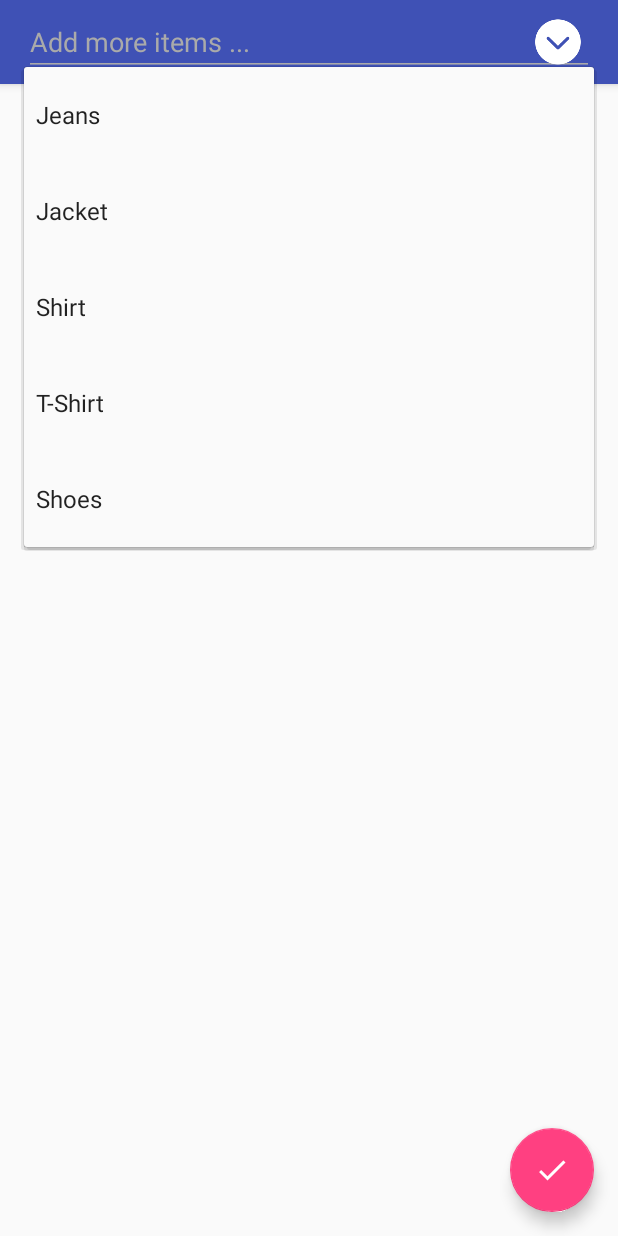
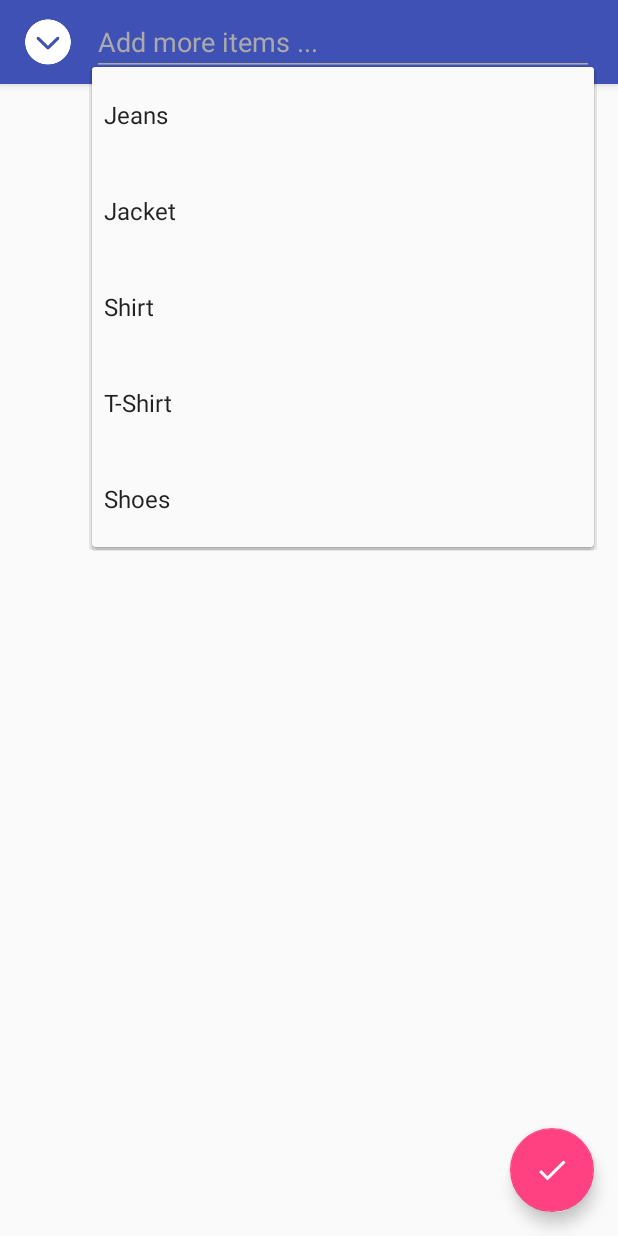
Before and after one commit to hamzatanveer0123/Attire, an Android app: the NearBy screen opened directly, with no data from a screen before it, after a tap on an icon or button, on a phone screen of 412 x 824 dp. Run offline under Robolectric (Android 15) with nearby library versions, the phone set to English and light mode, and no system bars.

Commit message:
final version!

```diff
--- a/app/src/main/java/hci/attired/NearBy.java
+++ b/app/src/main/java/hci/attired/NearBy.java
@@ -11,7 +11,6 @@ import android.bluetooth.le.ScanSettings;
 import android.content.Context;
 import android.content.Intent;
 import android.content.SharedPreferences;
-import android.nfc.Tag;
 import android.os.Bundle;
 import android.support.design.widget.FloatingActionButton;
 import android.support.v4.content.ContextCompat;
@@ -131,6 +130,15 @@ public class NearBy extends AppCompatActivity {
 
         TextView tv  = (TextView) findViewById(R.id.nearByText);
 
+        tv.setOnClickListener(new View.OnClickListener() {
+            @Override
+            public void onClick(View v) {
+                tv.setVisibility(View.INVISIBLE);
+                search.setVisibility(View.VISIBLE);
+                search.callOnClick();
+            }
+        });
+
         addItems.setOnClickListener(new View.OnClickListener() {
             @Override
             public void onClick(View v) {
@@ -220,7 +228,7 @@ public class NearBy extends AppCompatActivity {
         scanner.startScan(filters, settings, bleScanCallback);
         isScanning = true;
 
-        //startService();
+        startService();
 
     }
 
--- a/app/src/main/res/layout/custom_actionbar.xml
+++ b/app/src/main/res/layout/custom_actionbar.xml
@@ -19,28 +19,26 @@
         android:textCursorDrawable="@color/statsbar"
         android:visibility="invisible"
         android:layout_alignParentTop="true"
-        android:layout_alignParentStart="true" />
+        android:layout_alignStart="@+id/nearByText" />
 
     <ImageButton
         android:id="@+id/addItems"
         android:layout_width="32dp"
         android:layout_height="32dp"
         android:layout_marginRight="8dp"
-        android:layout_marginBottom="5dp"
         android:background="@drawable/dropdown"
         android:layout_centerVertical="true"
-        android:layout_alignParentEnd="true" />
+        android:layout_alignParentStart="true" />
 
     <TextView
         android:id="@+id/nearByText"
         android:layout_width="wrap_content"
         android:layout_height="wrap_content"
-        android:layout_marginBottom="5dp"
         android:layout_marginLeft="5dp"
-        android:text="Near By"
+        android:text="Change Attire ..."
         android:textColor="@android:color/background_light"
         android:textSize="26dp"
         android:layout_alignBottom="@+id/shoppingListNearBy"
-        android:layout_alignParentStart="true" />
+        android:layout_toEndOf="@+id/addItems" />
 
 </RelativeLayout>
```
Also changed, not shown: app/src/main/res/layout/fragment_specs.xml (deleted, +0 -55 lines).
